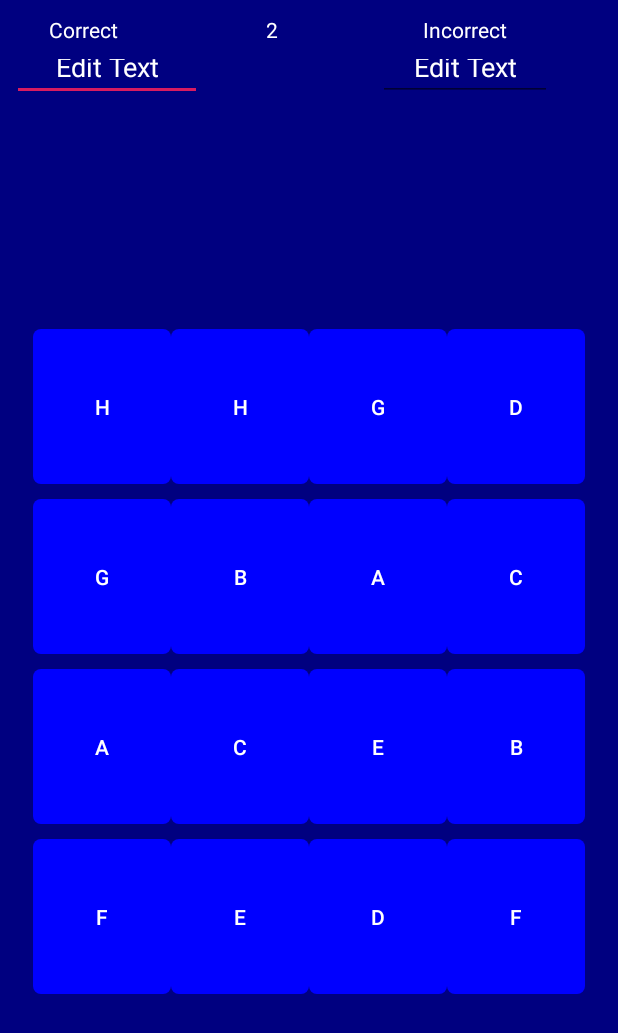
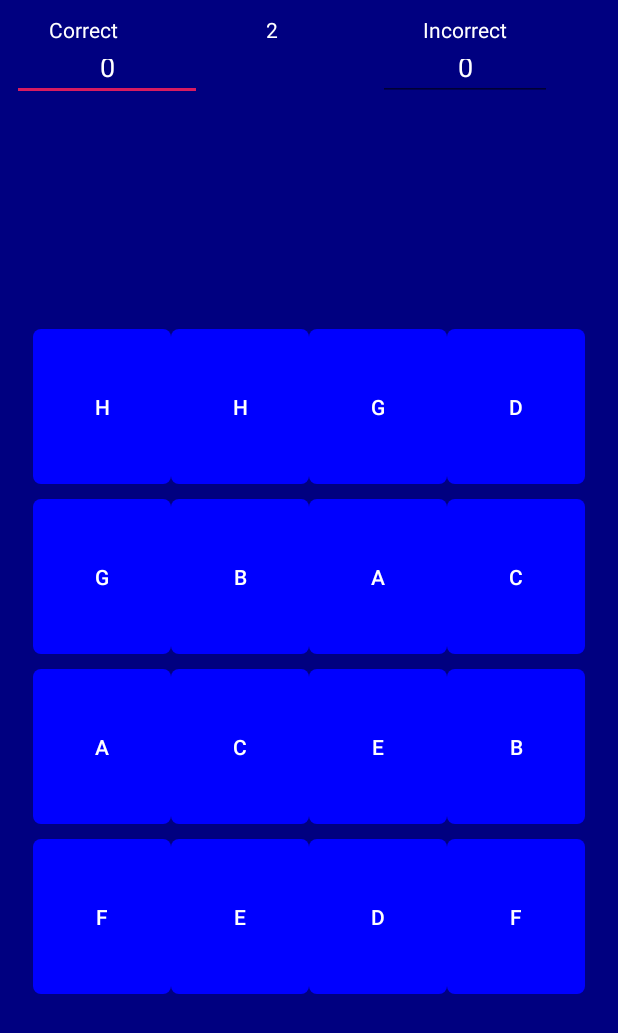
Before and after one commit to helixp90/De_Jesus, an Android app: the SecondActivity screen opened directly, with no data from a screen before it, on a phone screen of 412 x 824 dp. Shown: the top 1033 px of the screen. Run offline under Robolectric (Android 15) with nearby library versions, the phone set to English and light mode, and no system bars.

Commit message:
OH MA GAHD

```diff
--- a/app/src/main/java/com/example/cocdejesus/de_jesus/SecondActivity.java
+++ b/app/src/main/java/com/example/cocdejesus/de_jesus/SecondActivity.java
@@ -3,6 +3,8 @@ package com.example.cocdejesus.de_jesus;
 import android.app.Activity;
 import android.os.Bundle;
 import android.os.CountDownTimer;
+import android.os.Handler;
+import android.os.SystemClock;
 import android.view.View;
 import android.widget.Button;
 import android.widget.TextView;
@@ -29,6 +31,8 @@ public class SecondActivity extends Activity {
 
     public Button lastbutton, firstbutton;
 
+    public Handler handler;
+
     @Override
     protected void onCreate(Bundle savedInstanceState) {
         super.onCreate(savedInstanceState);
@@ -48,6 +52,8 @@ public class SecondActivity extends Activity {
         countdowntxt = findViewById(R.id.countdown);
         correct = findViewById(R.id.correcttxt);
         incorrect = findViewById(R.id.incorrecttxt);
+
+        handler = new Handler();
 
         try {
 
@@ -156,6 +162,8 @@ public class SecondActivity extends Activity {
                     firstbutton.setEnabled(true);
                     lastbutton.setEnabled(true);
 
+
+
                     firstbutton.setText("???");
                     lastbutton.setText("???");
 
--- a/app/src/main/res/layout/activity_second.xml
+++ b/app/src/main/res/layout/activity_second.xml
@@ -42,7 +42,7 @@
                 android:ems="10"
                 android:gravity="center"
                 android:inputType="textPersonName"
-                android:text="Edit Text"
+                android:text="0"
                 android:textColor="@color/white" />
         </LinearLayout>
 
@@ -87,7 +87,7 @@
                 android:ems="10"
                 android:gravity="center"
                 android:inputType="textPersonName"
-                android:text="Edit Text"
+                android:text="0"
                 android:textColor="@color/white" />
         </LinearLayout>
 
```
Also changed, not shown: 3 other files.
